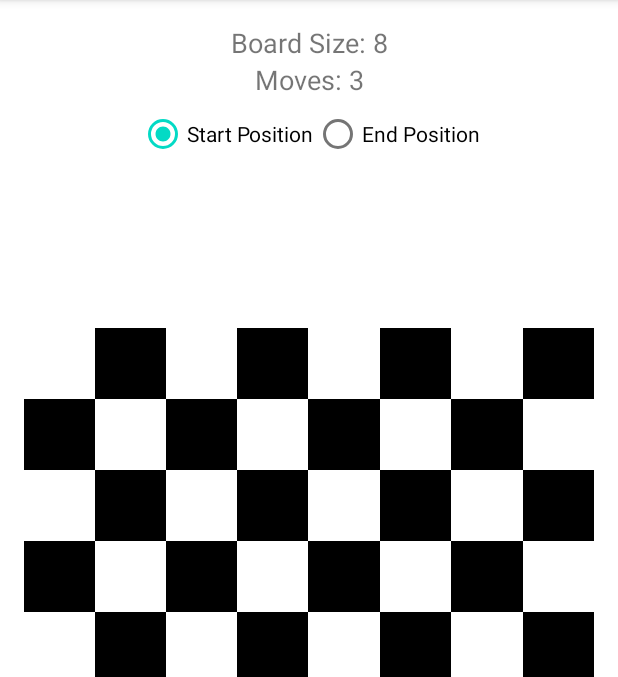
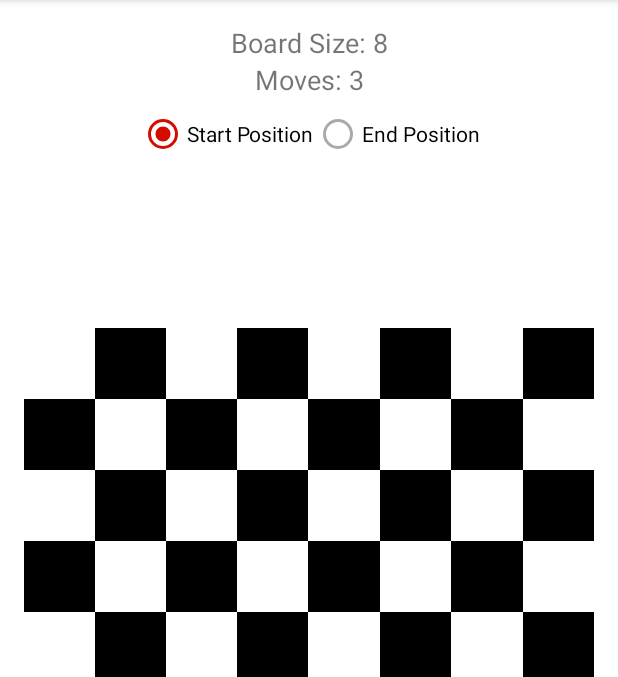
Before and after one commit to ilianna7/chessapp, an Android app: the ChessboardActivity screen opened directly, with no data from a screen before it, on a phone screen of 412 x 824 dp, the part 84-761 px from its top. Run offline under Robolectric (Android 15) with nearby library versions, the phone set to English and light mode, and no system bars.

Commit message:
#3 -FIXED issue where on pathfinding chessboard was fixed at 8x8. Now it takes the size of the actual chessboard.
-Minor: UI fix for radio button color

```diff
--- a/app/src/main/java/com/example/chessapp/chessboard/ChessboardViewModel.kt
+++ b/app/src/main/java/com/example/chessapp/chessboard/ChessboardViewModel.kt
@@ -85,11 +85,12 @@ class ChessboardViewModel : ViewModel() {
         val start = _startPosition.value ?: return
         val end = _endPosition.value ?: return
         val moves = _moves.value ?: return
+        val boardSize = _boardSize.value ?: return // Get the board size
 
         viewModelScope.launch {
-            val pathfinder = KnightPathfinder()
+            val pathfinder = KnightPathfinder(boardSize) // Pass the boardSize to KnightPathfinder
             val resultPaths = withContext(Dispatchers.IO) {
-                pathfinder.findPaths(Position(start.first, start.second), Position(end.first, end.second), moves)
+                pathfinder.findPaths(Position(start.first, start.second, boardSize), Position(end.first, end.second, boardSize), moves)
             }
             if (resultPaths.isEmpty()) {
                 showNoSolutionMessage()
--- /dev/null
+++ b/app/src/main/res/drawable/radio_button_color.xml
@@ -0,0 +1,5 @@
+<?xml version="1.0" encoding="utf-8"?>
+<selector xmlns:android="http://schemas.android.com/apk/res/android">
+    <item android:color="@color/guardsman_red" android:state_checked="true" />
+    <item android:color="@android:color/darker_gray" />
+</selector>
--- a/app/src/main/res/layout/activity_chessboard.xml
+++ b/app/src/main/res/layout/activity_chessboard.xml
@@ -32,6 +32,7 @@
 
         <RadioButton
             android:id="@+id/radioStartPosition"
+            style="@style/CustomRadioButton"
             android:layout_width="wrap_content"
             android:layout_height="wrap_content"
             android:text="@string/start_position"
@@ -39,6 +40,7 @@
 
         <RadioButton
             android:id="@+id/radioEndPosition"
+            style="@style/CustomRadioButton"
             android:layout_width="wrap_content"
             android:layout_height="wrap_content"
             android:text="@string/end_position" />
@@ -54,8 +56,8 @@
         app:layout_constraintEnd_toEndOf="parent"
         app:layout_constraintStart_toStartOf="parent"
         app:layout_constraintBottom_toTopOf="@+id/chessboard"
-        android:layout_marginTop="16dp"
-        android:layout_marginBottom="16dp"
+        android:layout_marginTop="@dimen/textview_margin_top"
+        android:layout_marginBottom="@dimen/textview_margin_bottom"
         android:textSize="@dimen/secondary_text_size" />
 
     <androidx.recyclerview.widget.RecyclerView
@@ -68,13 +70,13 @@
         app:layout_constraintEnd_toEndOf="parent"
         app:layout_constraintStart_toStartOf="parent"
         app:layout_constraintDimensionRatio="1:0.2"
-        android:layout_marginTop="8dp"
+        android:layout_marginTop="@dimen/recycler_margin_top"
         android:orientation="horizontal" />
 
     <com.example.chessapp.chessboard.ChessboardView
         android:id="@+id/chessboard"
-        android:layout_width="0dp"
-        android:layout_height="0dp"
+        android:layout_width="@dimen/zero"
+        android:layout_height="@dimen/zero"
         app:layout_constraintTop_toBottomOf="@id/pathsRecyclerView"
         app:layout_constraintBottom_toTopOf="@id/btn_back_to_main"
         app:layout_constraintEnd_toEndOf="parent"
--- a/app/src/main/res/values/colors.xml
+++ b/app/src/main/res/values/colors.xml
@@ -18,4 +18,6 @@
     <color name="maroon">#800700</color>
     <color name="bright_red">#aa0900</color>
     <color name="guardsman_red">#d40c00</color>
+
+    <color name="radio_button_color">@drawable/radio_button_color</color>
 </resources>
--- a/app/src/main/res/values/dimens.xml
+++ b/app/src/main/res/values/dimens.xml
@@ -24,6 +24,9 @@
     <dimen name="chessboard_layout_padding">16dp</dimen>
     <dimen name="btnFindPath_margin_top">8dp</dimen>
     <dimen name="btnBackToMain_margin_top">16dp</dimen>
+    <dimen name="recycler_margin_top">8dp</dimen>
+    <dimen name="textview_margin_top">8dp</dimen>
+    <dimen name="textview_margin_bottom">8dp</dimen>
 
 <!--    Input Screens-->
     <dimen name="input_screen_layout_padding">16dp</dimen>
--- /dev/null
+++ b/app/src/main/res/values/styles.xml
@@ -0,0 +1,8 @@
+<?xml version="1.0" encoding="utf-8"?>
+<resources>
+    <style name="CustomRadioButton" parent="Widget.AppCompat.CompoundButton.RadioButton">
+        <item name="android:buttonTint">@color/radio_button_color</item>  <!-- Change this color as needed -->
+    </style>
+
+
+</resources>
```
Also changed, not shown: app/src/main/java/com/example/chessapp/chessboard/ChessboardActivity.kt (+7 -2 lines), app/src/main/java/com/example/chessapp/chessboard/ChessboardView.kt (+11 -11 lines), app/src/main/java/com/example/chessapp/chessboard/KnightPathfinder.kt (+6 -5 lines).
